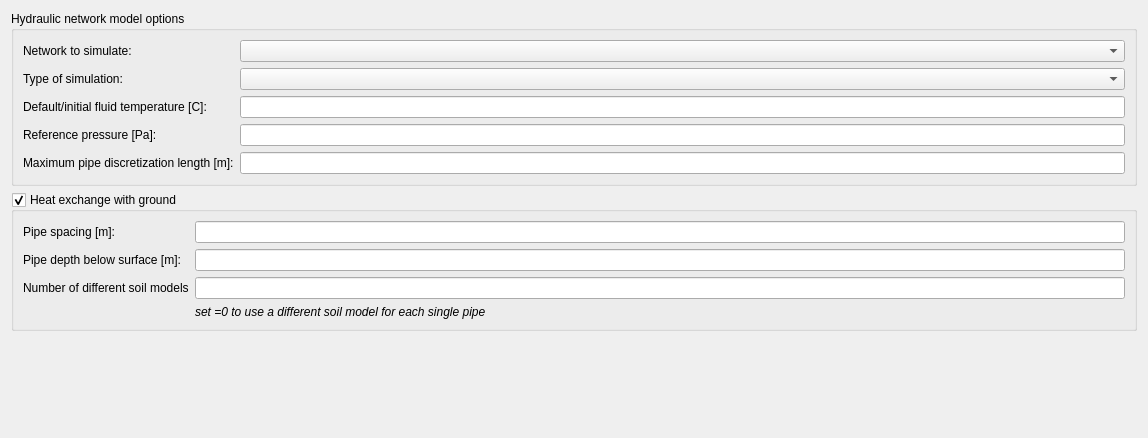
ghorwin/SIM-VICUS, file SIM-VICUS/src/SVSimulationNetworkOptions.ui: the form before one commit.
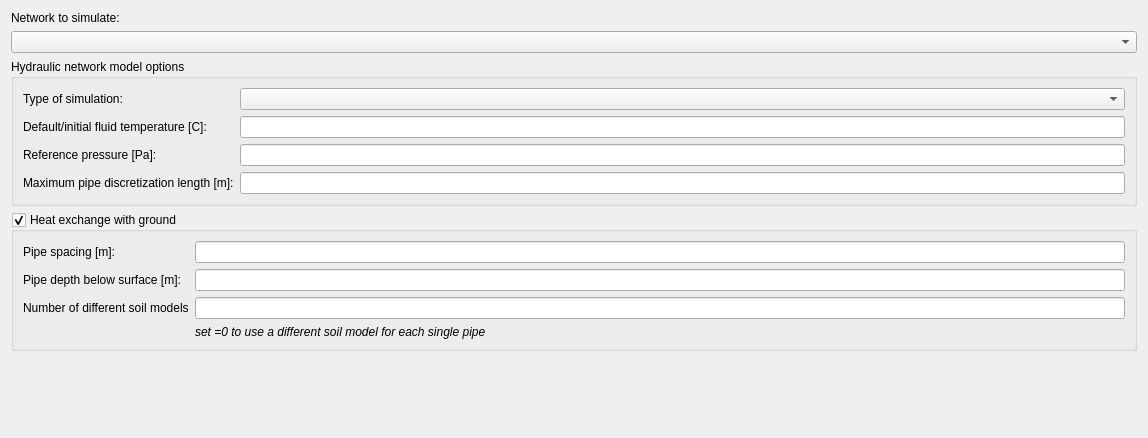
The form after the commit. Custom widgets are drawn as their Qt base class.

Commit message: fix in network simulation options

What changed in the file:
```diff
--- a/SIM-VICUS/src/SVSimulationNetworkOptions.ui
+++ b/SIM-VICUS/src/SVSimulationNetworkOptions.ui
@@ -15,7 +15,17 @@
   </property>
   <layout class="QVBoxLayout" name="verticalLayout">
    <item>
-    <widget class="QGroupBox" name="groupBox">
+    <widget class="QLabel" name="label_3">
+     <property name="text">
+      <string>Network to simulate:</string>
+     </property>
+    </widget>
+   </item>
+   <item>
+    <widget class="QComboBox" name="comboBoxNetwork"/>
+   </item>
+   <item>
+    <widget class="QGroupBox" name="groupBoxProperties">
      <property name="title">
       <string>Hydraulic network model options</string>
      </property>
@@ -27,16 +37,6 @@
         </property>
        </widget>
       </item>
-      <item row="0" column="0">
-       <widget class="QLabel" name="label_3">
-        <property name="text">
-         <string>Network to simulate:</string>
-        </property>
-       </widget>
-      </item>
-      <item row="0" column="1">
-       <widget class="QComboBox" name="comboBoxNetwork"/>
-      </item>
       <item row="4" column="1">
        <widget class="QtExt::ValidatingLineEdit" name="lineEditMaxPipeDiscretization">
         <property name="text">
```
Left out of the diff: 1 changed line with no effect on the pictures. The commit also changes 2 other files.
